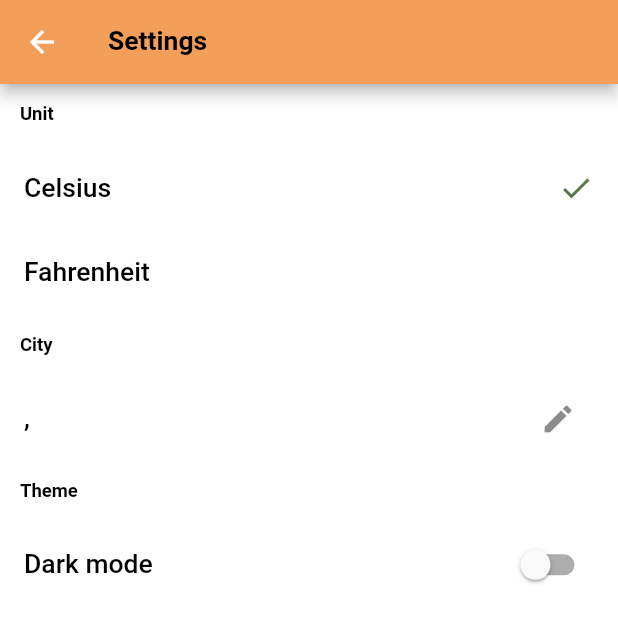
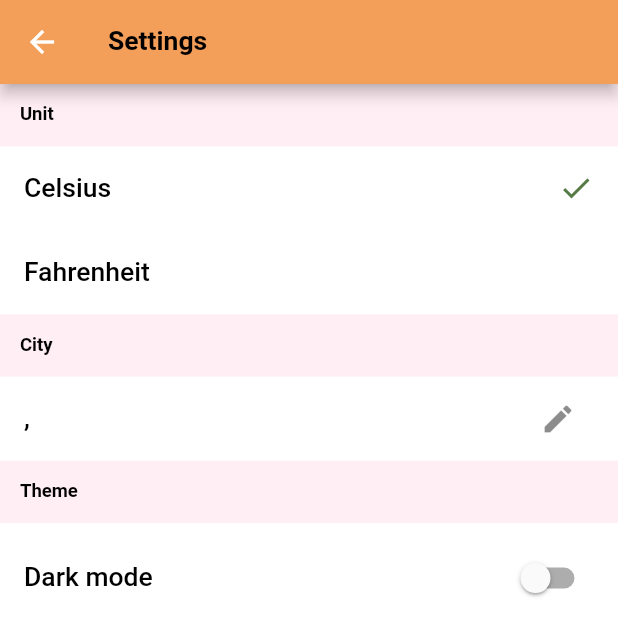
Before and after one commit to clement89/weather-app, a Flutter app: the screen it shows after launch, after a tap on the "settings" icon, on a phone screen of 412 x 824 dp. Shown: the top 636 px of the screen. Run offline on Flutter 3.47's test engine with Material 2 defaults, Android fonts, the phone set to English and light mode, and no system bars; our stand-ins replace auto_route, dartz, equatable, flutter_bloc, flutter_screenutil, geolocator and 3 more; network calls fail; statements that could not run were skipped.

Commit message:
Unit change functionality + UI refactoring

```diff
--- a/lib/features/settings/presentation/view/settings_page.dart
+++ b/lib/features/settings/presentation/view/settings_page.dart
@@ -1,12 +1,12 @@
 import 'package:auto_route/auto_route.dart';
 import 'package:flutter/material.dart';
 import 'package:flutter_bloc/flutter_bloc.dart';
-import 'package:flutter_screenutil/flutter_screenutil.dart';
 import 'package:weather/features/settings/presentation/cubit/settings_cubit.dart';
 import 'package:weather/features/settings/presentation/widgets/city_tile.dart';
+import 'package:weather/features/settings/presentation/widgets/section_tile.dart';
 import 'package:weather/features/settings/presentation/widgets/theme_tile.dart';
+import 'package:weather/features/settings/presentation/widgets/unit_tile.dart';
 import 'package:weather/features/weather/presentation/bloc/weather_bloc.dart';
-import 'package:weather/theme/colors.dart';
 
 @RoutePage()
 class SettingsPage extends StatelessWidget {
@@ -25,14 +25,13 @@ class SettingsPage extends StatelessWidget {
             itemBuilder: (context, index) {
               switch (index) {
                 case 0:
-                  return _sectionTitle(title: 'Unit', context: context);
+                  return const SectionTile(title: 'Unit');
                 case 1:
-                  return _unitTile(unit: WeatherUnit.celsius, context: context);
+                  return const UnitTile(unit: WeatherUnit.celsius);
                 case 2:
-                  return _unitTile(
-                      unit: WeatherUnit.fahrenheit, context: context);
+                  return const UnitTile(unit: WeatherUnit.fahrenheit);
                 case 4:
-                  return _sectionTitle(title: 'City', context: context);
+                  return const SectionTile(title: 'City');
 
                 case 5:
                   return BlocBuilder<WeatherBloc, WeatherState>(
@@ -44,7 +43,7 @@ class SettingsPage extends StatelessWidget {
                     },
                   );
                 case 6:
-                  return _sectionTitle(title: 'Theme', context: context);
+                  return const SectionTile(title: 'Theme');
                 case 7:
                   return const ThemeTile();
                 default:
@@ -54,41 +53,4 @@ class SettingsPage extends StatelessWidget {
           )),
     );
   }
-
-  Widget _sectionTitle({required String title, required BuildContext context}) {
-    return Padding(
-      padding: EdgeInsets.all(15.sp),
-      child: Text(
-        title,
-        style: Theme.of(context)
-            .textTheme
-            .bodyMedium!
-            .copyWith(fontWeight: FontWeight.bold),
-      ),
-    );
-  }
-
-  Widget _unitTile({required WeatherUnit unit, required BuildContext context}) {
-    return ListTile(
-      onTap: () {
-        context.read<SettingsCubit>().changeUnit(
-              unit == WeatherUnit.celsius
-                  ? WeatherUnit.celsius
-                  : WeatherUnit.fahrenheit,
-            );
-      },
-      title: Text(unit == WeatherUnit.celsius ? 'Celsius' : 'Fahrenheit',
-          style: Theme.of(context).textTheme.bodyLarge),
-      trailing: BlocBuilder<SettingsCubit, SettingsState>(
-        builder: (context, state) {
-          return state.unit == unit
-              ? const Icon(
-                  Icons.check,
-                  color: AppColors.green,
-                )
-              : const SizedBox();
-        },
-      ),
-    );
-  }
 }
--- a/lib/features/settings/presentation/widgets/city_tile.dart
+++ b/lib/features/settings/presentation/widgets/city_tile.dart
@@ -1,4 +1,5 @@
 import 'package:flutter/material.dart';
+import 'package:flutter_screenutil/flutter_screenutil.dart';
 
 class CityTile extends StatefulWidget {
   final String initialText;
@@ -28,7 +29,9 @@ class _CityTileState extends State<CityTile> {
   @override
   Widget build(BuildContext context) {
     return ListTile(
-      title: isEditing
+      title: Padding(
+        padding: EdgeInsets.symmetric(vertical: 10.sp),
+        child: isEditing
             ? TextField(
                 controller: _textEditingController,
                 onSubmitted: (newValue) {
@@ -40,6 +43,7 @@ class _CityTileState extends State<CityTile> {
               )
             : Text(widget.initialText,
                 style: Theme.of(context).textTheme.bodyLarge),
+      ),
       trailing: isEditing
           ? IconButton(
               icon: const Icon(Icons.check),
--- /dev/null
+++ b/lib/features/settings/presentation/widgets/section_tile.dart
@@ -0,0 +1,24 @@
+import 'package:flutter/material.dart';
+import 'package:flutter_screenutil/flutter_screenutil.dart';
+
+class SectionTile extends StatelessWidget {
+  final String title;
+  const SectionTile({required this.title, Key? key}) : super(key: key);
+
+  @override
+  Widget build(BuildContext context) {
+    return Container(
+      color: Theme.of(context).hintColor,
+      child: Padding(
+        padding: EdgeInsets.all(15.sp),
+        child: Text(
+          title,
+          style: Theme.of(context)
+              .textTheme
+              .bodyMedium!
+              .copyWith(fontWeight: FontWeight.bold),
+        ),
+      ),
+    );
+  }
+}
--- a/lib/features/settings/presentation/widgets/theme_tile.dart
+++ b/lib/features/settings/presentation/widgets/theme_tile.dart
@@ -1,6 +1,7 @@
 import 'package:flutter/cupertino.dart';
 import 'package:flutter/material.dart';
 import 'package:flutter_bloc/flutter_bloc.dart';
+import 'package:flutter_screenutil/flutter_screenutil.dart';
 import 'package:weather/features/settings/presentation/cubit/settings_cubit.dart';
 
 class ThemeTile extends StatefulWidget {
@@ -11,34 +12,38 @@ class ThemeTile extends StatefulWidget {
 }
 
 class _ThemeTileState extends State<ThemeTile> {
-  bool switchValue = false;
-
   @override
   Widget build(BuildContext context) {
     final isIOS = Theme.of(context).platform == TargetPlatform.iOS;
 
-    return ListTile(
+    return Padding(
+      padding: EdgeInsets.symmetric(vertical: 10.sp),
+      child: ListTile(
           title: Text(
             'Dark mode',
             style: Theme.of(context).textTheme.bodyLarge,
           ),
-      trailing: isIOS
+          trailing: BlocBuilder<SettingsCubit, SettingsState>(
+            builder: (context, state) {
+              return isIOS
                   ? CupertinoSwitch(
-              value: switchValue,
+                      value: state.isDarkMode,
                       onChanged: (newValue) {
                         context
                             .read<SettingsCubit>()
-                    .updateTheme(isDarkMode: switchValue);
+                            .updateTheme(isDarkMode: newValue);
                       },
                     )
                   : Switch(
-              value: switchValue,
+                      value: state.isDarkMode,
                       onChanged: (newValue) {
                         context
                             .read<SettingsCubit>()
-                    .updateTheme(isDarkMode: switchValue);
+                            .updateTheme(isDarkMode: newValue);
                       },
-            ),
+                    );
+            },
+          )),
     );
   }
 }
--- /dev/null
+++ b/lib/features/settings/presentation/widgets/unit_tile.dart
@@ -0,0 +1,37 @@
+import 'package:flutter/material.dart';
+import 'package:flutter_bloc/flutter_bloc.dart';
+import 'package:weather/features/settings/presentation/cubit/settings_cubit.dart';
+import 'package:weather/theme/colors.dart';
+
+class UnitTile extends StatelessWidget {
+  final WeatherUnit unit;
+  const UnitTile({
+    required this.unit,
+    Key? key,
+  }) : super(key: key);
+
+  @override
+  Widget build(BuildContext context) {
+    return ListTile(
+      onTap: () {
+        context.read<SettingsCubit>().changeUnit(
+              unit == WeatherUnit.celsius
+                  ? WeatherUnit.celsius
+                  : WeatherUnit.fahrenheit,
+            );
+      },
+      title: Text(unit == WeatherUnit.celsius ? 'Celsius' : 'Fahrenheit',
+          style: Theme.of(context).textTheme.bodyLarge),
+      trailing: BlocBuilder<SettingsCubit, SettingsState>(
+        builder: (context, state) {
+          return state.unit == unit
+              ? const Icon(
+                  Icons.check,
+                  color: AppColors.green,
+                )
+              : const SizedBox();
+        },
+      ),
+    );
+  }
+}
--- a/lib/features/weather/presentation/view/weather_page.dart
+++ b/lib/features/weather/presentation/view/weather_page.dart
@@ -85,6 +85,7 @@ class _WeatherPageState extends State<WeatherPage> {
               }
               return Column(
                 children: [
+                  SizedBox(height: 40.sp),
                   CurrentWeather(weather: state.weather),
                   SizedBox(height: 40.sp),
                   ForecastView(forecastList: state.forecastList),
--- a/lib/features/weather/presentation/widgets/current_weather.dart
+++ b/lib/features/weather/presentation/widgets/current_weather.dart
@@ -1,5 +1,7 @@
 import 'package:flutter/material.dart';
+import 'package:flutter_bloc/flutter_bloc.dart';
 import 'package:flutter_screenutil/flutter_screenutil.dart';
+import 'package:weather/features/settings/presentation/cubit/settings_cubit.dart';
 import 'package:weather/features/weather/data/models/weather_response.dart';
 
 class CurrentWeather extends StatelessWidget {
@@ -30,12 +32,19 @@ class CurrentWeather extends StatelessWidget {
             ),
           ),
           SizedBox(height: 20.sp),
-          Text(
-            '${weather.current.temp_c}°C',
-            style: TextStyle(
-                fontSize: 48.sp,
-                fontWeight: FontWeight.bold,
-                color: theme.textTheme.titleLarge!.color),
+          BlocBuilder<SettingsCubit, SettingsState>(
+            builder: (context, state) {
+              if (state.unit == WeatherUnit.celsius) {}
+              return Text(
+                state.unit == WeatherUnit.celsius
+                    ? '${weather.current.temp_c}°C'
+                    : '${weather.current.temp_f}°F',
+                style: TextStyle(
+                    fontSize: 48.sp,
+                    fontWeight: FontWeight.bold,
+                    color: theme.textTheme.titleLarge!.color),
+              );
+            },
           ),
           SizedBox(height: 20.sp),
           Text(
```
Also changed, not shown: lib/features/weather/presentation/widgets/forecast_view.dart (+19 -13 lines). Lines whose indentation alone changed are shown as unchanged.
